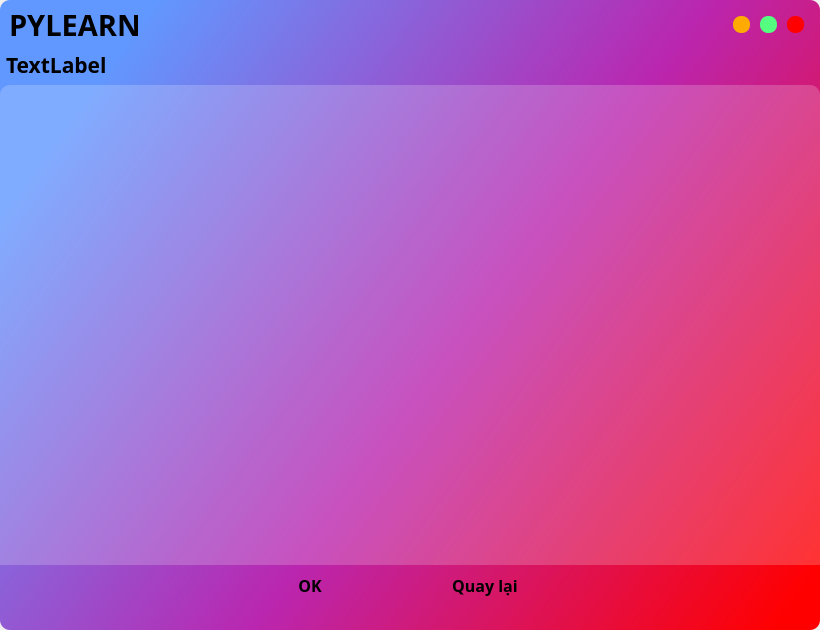
Before: the Qt Designer form UI_Files/edit_form.ui in hoangm960/Astraea, drawn with Qt 5.
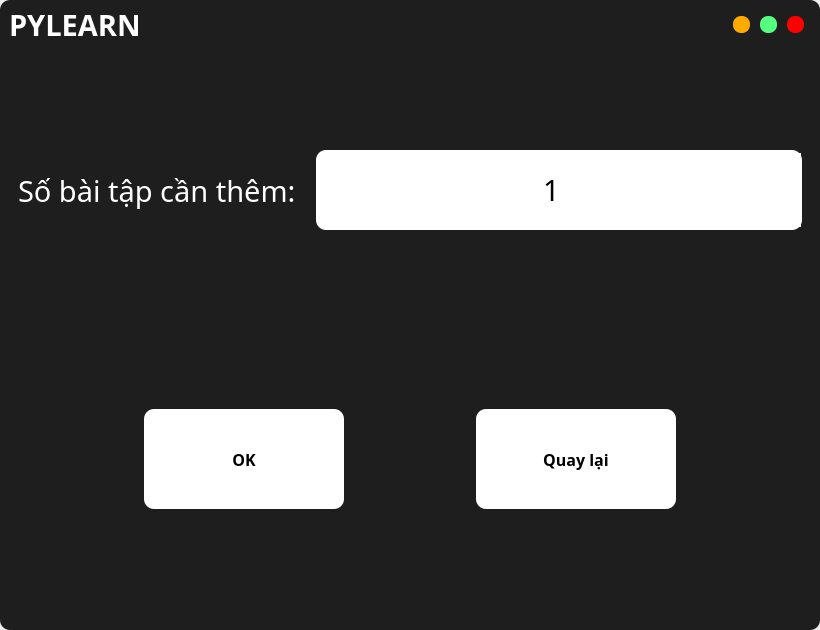
After: the same form once the commit is applied. Icons and pictures are not drawn.

The edit to the form file:
```diff
--- a/UI_Files/edit_form.ui
+++ b/UI_Files/edit_form.ui
@@ -47,8 +47,9 @@
        </font>
       </property>
       <property name="styleSheet">
-       <string notr="true">background-color: qlineargradient(spread:pad, x1:0, y1:0.341, x2:1, y2:0.897, stop:0 rgba(97, 152, 255, 255), stop:0.514124 rgba(186, 38, 175, 255), stop:1 rgba(255, 0, 0, 255));
-border-radius: 10px;</string>
+       <string notr="true">background-color: rgb(30, 30, 30);
+border-radius: 10px;
+color: rgb(255, 255, 255);</string>
       </property>
       <property name="frameShape">
        <enum>QFrame::StyledPanel</enum>
@@ -316,7 +317,7 @@
                 <string notr="true">border-radius: 1px;</string>
                </property>
                <property name="currentIndex">
-                <number>1</number>
+                <number>2</number>
                </property>
                <widget class="QWidget" name="edit_frame1">
                 <layout class="QVBoxLayout" name="verticalLayout_7">
@@ -538,7 +539,7 @@
                 </layout>
                </widget>
                <widget class="QWidget" name="edit_frame2">
-                <layout class="QVBoxLayout" name="verticalLayout_10">
+                <layout class="QVBoxLayout" name="verticalLayout_5">
                  <property name="spacing">
                   <number>5</number>
                  </property>
@@ -613,6 +614,9 @@
                      <height>450</height>
                     </size>
                    </property>
+                   <property name="styleSheet">
+                    <string notr="true">color: rgb(0, 0, 0)</string>
+                   </property>
                    <property name="frameShape">
                     <enum>QFrame::StyledPanel</enum>
                    </property>
@@ -640,7 +644,7 @@
                       <property name="minimumSize">
                        <size>
                         <width>0</width>
-                        <height>490</height>
+                        <height>0</height>
                        </size>
                       </property>
                       <property name="styleSheet">
@@ -690,7 +694,7 @@
                          <x>0</x>
                          <y>0</y>
                          <width>820</width>
-                         <height>490</height>
+                         <height>480</height>
                         </rect>
                        </property>
                       </widget>
@@ -699,7 +703,7 @@
                    </layout>
                   </widget>
                  </item>
-                 <item alignment="Qt::AlignHCenter">
+                 <item>
                   <widget class="QFrame" name="btn_frame_2">
                    <property name="minimumSize">
                     <size>
@@ -708,7 +712,7 @@
                     </size>
                    </property>
                    <property name="styleSheet">
-                    <string notr="true"/>
+                    <string notr="true">color: rgb(0, 0, 0);</string>
                    </property>
                    <property name="frameShape">
                     <enum>QFrame::StyledPanel</enum>
@@ -718,7 +722,7 @@
                    </property>
                    <layout class="QHBoxLayout" name="horizontalLayout_5">
                     <property name="spacing">
-                     <number>100</number>
+                     <number>0</number>
                     </property>
                     <property name="leftMargin">
                      <number>0</number>
@@ -740,6 +744,12 @@
                         <height>30</height>
                        </size>
                       </property>
+                      <property name="maximumSize">
+                       <size>
+                        <width>50</width>
+                        <height>16777215</height>
+                       </size>
+                      </property>
                       <property name="font">
                        <font>
                         <family>Montserrat</family>
@@ -777,6 +787,12 @@
                         <height>30</height>
                        </size>
                       </property>
+                      <property name="maximumSize">
+                       <size>
+                        <width>100</width>
+                        <height>16777215</height>
+                       </size>
+                      </property>
                       <property name="font">
                        <font>
                         <family>Montserrat</family>
@@ -800,6 +816,265 @@
 	color: rgb(255, 255, 255);
 	background-color: rgb(0, 0, 0);
 }r</string>
+                      </property>
+                      <property name="text">
+                       <string>Quay lại</string>
+                      </property>
+                     </widget>
+                    </item>
+                    <item>
+                     <widget class="QPushButton" name="add_btn">
+                      <property name="minimumSize">
+                       <size>
+                        <width>150</width>
+                        <height>30</height>
+                       </size>
+                      </property>
+                      <property name="maximumSize">
+                       <size>
+                        <width>100</width>
+                        <height>16777215</height>
+                       </size>
+                      </property>
+                      <property name="font">
+                       <font>
+                        <family>Montserrat</family>
+                        <pointsize>12</pointsize>
+                        <weight>75</weight>
+                        <bold>true</bold>
+                       </font>
+                      </property>
+                      <property name="styleSheet">
+                       <string notr="true">QPushButton {
+	background-color: rgb(255, 255, 255);
+	border-radius: 10px;
+}
+
+QPushButton:hover {
+	color: rgb(255, 255, 255);
+	background-color: rgba(0, 0, 0, 150);
+}
+
+QPushButton:pressed {
+	color: rgb(255, 255, 255);
+	background-color: rgb(0, 0, 0);
+}r</string>
+                      </property>
+                      <property name="text">
+                       <string>Thêm bài tập</string>
+                      </property>
+                     </widget>
+                    </item>
+                   </layout>
+                  </widget>
+                 </item>
+                </layout>
+               </widget>
+               <widget class="QWidget" name="edit_frame3">
+                <layout class="QVBoxLayout" name="verticalLayout_10">
+                 <item>
+                  <widget class="QFrame" name="num_editframe_3">
+                   <property name="frameShape">
+                    <enum>QFrame::StyledPanel</enum>
+                   </property>
+                   <property name="frameShadow">
+                    <enum>QFrame::Raised</enum>
+                   </property>
+                   <layout class="QHBoxLayout" name="horizontalLayout_8">
+                    <property name="spacing">
+                     <number>20</number>
+                    </property>
+                    <item>
+                     <widget class="QLabel" name="num_label_3">
+                      <property name="minimumSize">
+                       <size>
+                        <width>0</width>
+                        <height>0</height>
+                       </size>
+                      </property>
+                      <property name="font">
+                       <font>
+                        <family>iCiel Effra</family>
+                        <pointsize>22</pointsize>
+                       </font>
+                      </property>
+                      <property name="text">
+                       <string>Số bài tập cần thêm:</string>
+                      </property>
+                     </widget>
+                    </item>
+                    <item>
+                     <widget class="QSpinBox" name="num_entry_3">
+                      <property name="sizePolicy">
+                       <sizepolicy hsizetype="Expanding" vsizetype="Fixed">
+                        <horstretch>0</horstretch>
+                        <verstretch>0</verstretch>
+                       </sizepolicy>
+                      </property>
+                      <property name="minimumSize">
+                       <size>
+                        <width>0</width>
+                        <height>80</height>
+                       </size>
+                      </property>
+                      <property name="font">
+                       <font>
+                        <family>Corbel</family>
+                        <pointsize>22</pointsize>
+                       </font>
+                      </property>
+                      <property name="styleSheet">
+                       <string notr="true">QSpinBox {
+	border-radius: 10px;
+	color: rgb(0, 0, 0);
+}
+QSpinBox::up-button {
+	background-color: rgb(255, 255, 255);
+	border-radius: 10px;
+}
+
+QSpinBox::up-button:hover {
+	background-color: rgb(223, 223, 223);
+}
+
+QSpinBox::up-button:pressed {
+	background-color: rgb(207, 207, 207);
+}
+
+QSpinBox::down-button {
+	background-color: rgb(255, 255, 255);
+	border-radius: 10px;
+}
+
+QSpinBox::down-button:hover {
+	background-color: rgb(223, 223, 223);
+}
+
+QSpinBox::down-button:pressed {
+	background-color: rgb(207, 207, 207);
+}
+
+QSpinBox::up-arrow {
+	image: url(:/images/icons/plus.png);
+    width: 20px;
+    height: 20px;
+}
+
+QSpinBox::down-arrow {
+	image: url(:/images/icons/minus.png);
+    width: 20px;
+    height: 20px;
+}</string>
+                      </property>
+                      <property name="alignment">
+                       <set>Qt::AlignCenter</set>
+                      </property>
+                      <property name="suffix">
+                       <string/>
+                      </property>
+                      <property name="minimum">
+                       <number>1</number>
+                      </property>
+                      <property name="maximum">
+                       <number>50</number>
+                      </property>
+                     </widget>
+                    </item>
+                   </layout>
+                  </widget>
+                 </item>
+                 <item>
+                  <widget class="QFrame" name="btn_editframe_3">
+                   <property name="styleSheet">
+                    <string notr="true">color: rgb(0, 0, 0);</string>
+                   </property>
+                   <property name="frameShape">
+                    <enum>QFrame::StyledPanel</enum>
+                   </property>
+                   <property name="frameShadow">
+                    <enum>QFrame::Raised</enum>
+                   </property>
+                   <layout class="QHBoxLayout" name="horizontalLayout_9">
+                    <item>
+                     <widget class="QPushButton" name="confirm_add_btn">
+                      <property name="minimumSize">
+                       <size>
+                        <width>200</width>
+                        <height>100</height>
+                       </size>
+                      </property>
+                      <property name="maximumSize">
+                       <size>
+                        <width>100</width>
+                        <height>16777215</height>
+                       </size>
+                      </property>
+                      <property name="font">
+                       <font>
+                        <family>Montserrat</family>
+                        <pointsize>12</pointsize>
+                        <weight>75</weight>
+                        <bold>true</bold>
+                       </font>
+                      </property>
+                      <property name="styleSheet">
+                       <string notr="true">QPushButton {
+	background-color: rgb(255, 255, 255);
+	border-radius: 10px;
+}
+
+QPushButton:hover {
+	background-color: rgba(0, 0, 0, 150);
+	color: rgb(255, 255, 255);
+}
+
+QPushButton:pressed {
+	background-color: rgb(0, 0, 0);
+	color: rgb(255, 255, 255);
+}</string>
+                      </property>
+                      <property name="text">
+                       <string>OK</string>
+                      </property>
+                     </widget>
+                    </item>
+                    <item>
+                     <widget class="QPushButton" name="return_add_btn">
+                      <property name="minimumSize">
+                       <size>
+                        <width>200</width>
+                        <height>100</height>
+                       </size>
+                      </property>
+                      <property name="maximumSize">
+                       <size>
+                        <width>100</width>
+                        <height>16777215</height>
+                       </size>
+                      </property>
+                      <property name="font">
+                       <font>
+                        <family>Montserrat</family>
+                        <pointsize>12</pointsize>
+                        <weight>75</weight>
+                        <bold>true</bold>
+                       </font>
+                      </property>
+                      <property name="styleSheet">
+                       <string notr="true">QPushButton {
+	background-color: rgb(255, 255, 255);
+	border-radius: 10px;
+}
+
+QPushButton:hover {
+	background-color: rgba(0, 0, 0, 150);
+	color: rgb(255, 255, 255);
+}
+
+QPushButton:pressed {
+	background-color: rgb(0, 0, 0);
+	color: rgb(255, 255, 255);
+}</string>
                       </property>
                       <property name="text">
                        <string>Quay lại</string>
```
Left out of the diff: 3 changed lines with no effect on the pictures.
